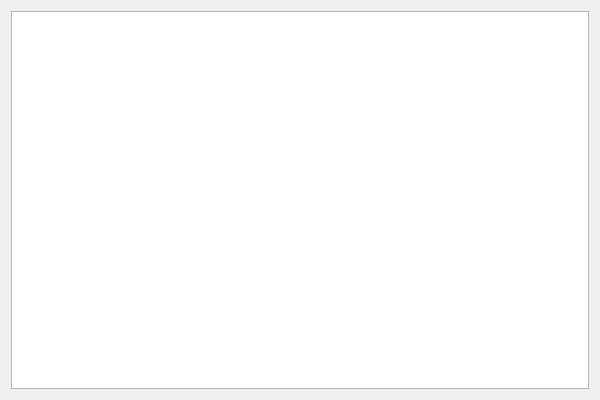
HalfBagOrange/CallLogViewer, file CallLogViewer.ui: the form before one commit.
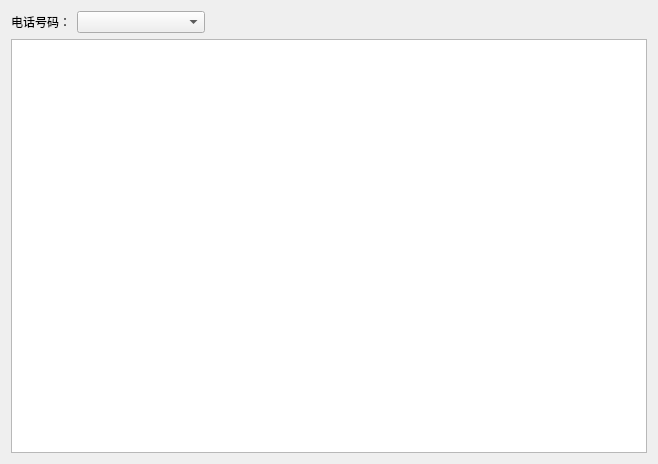
The form after the commit.

Commit message: 通话记录详单页面增加筛选电话号码的功能

Diff of the .ui file:
```diff
--- a/CallLogViewer.ui
+++ b/CallLogViewer.ui
@@ -6,8 +6,8 @@
    <rect>
     <x>0</x>
     <y>0</y>
-    <width>600</width>
-    <height>400</height>
+    <width>658</width>
+    <height>464</height>
    </rect>
   </property>
   <property name="sizePolicy">
@@ -26,11 +26,48 @@
    <bool>false</bool>
   </property>
   <widget class="QWidget" name="centralWidget">
-   <layout class="QHBoxLayout" name="horizontalLayout_4">
+   <layout class="QVBoxLayout" name="verticalLayout_2">
     <item>
-     <layout class="QVBoxLayout" name="verticalLayout_2">
+     <layout class="QVBoxLayout" name="verticalLayout">
       <item>
-       <layout class="QHBoxLayout" name="horizontalLayout_2"/>
+       <layout class="QHBoxLayout" name="horizontalLayout">
+        <item>
+         <widget class="QLabel" name="label">
+          <property name="text">
+           <string>电话号码：</string>
+          </property>
+         </widget>
+        </item>
+        <item>
+         <widget class="QComboBox" name="comboBox">
+          <property name="sizePolicy">
+           <sizepolicy hsizetype="Minimum" vsizetype="Fixed">
+            <horstretch>0</horstretch>
+            <verstretch>0</verstretch>
+           </sizepolicy>
+          </property>
+          <property name="minimumSize">
+           <size>
+            <width>128</width>
+            <height>0</height>
+           </size>
+          </property>
+         </widget>
+        </item>
+        <item>
+         <spacer name="horizontalSpacer">
+          <property name="orientation">
+           <enum>Qt::Horizontal</enum>
+          </property>
+          <property name="sizeHint" stdset="0">
+           <size>
+            <width>40</width>
+            <height>20</height>
+           </size>
+          </property>
+         </spacer>
+        </item>
+       </layout>
       </item>
       <item>
        <widget class="QTableView" name="tableView"/>
```
Left out of the diff: 3 changed lines with no effect on the pictures. The commit also changes 6 other files.
